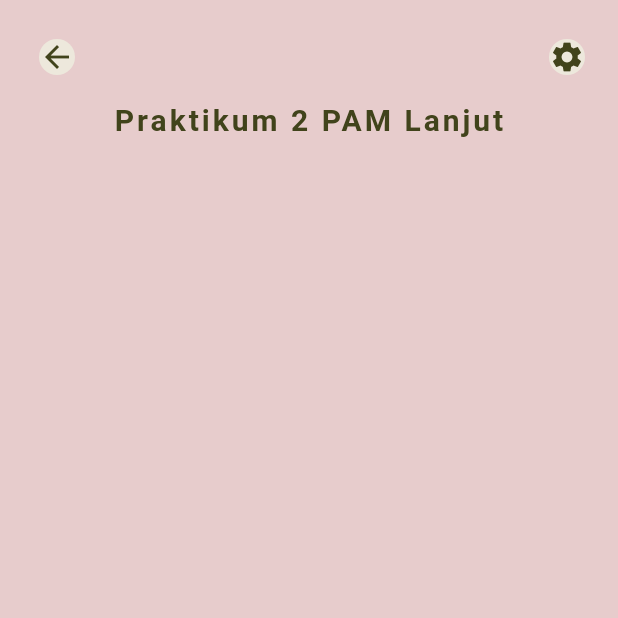
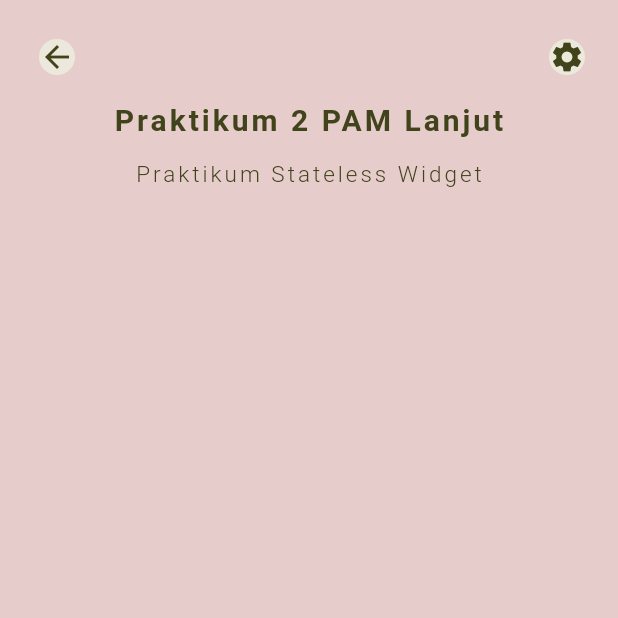
Before and after one commit to lulultfh/Praktikkum2_0209, a Flutter app: the SimpleStateless screen opened directly, on a phone screen of 412 x 824 dp, the top half of it. Run offline on Flutter 3.47's test engine with Material 3 defaults, Android fonts, the phone set to English and light mode, and no system bars.

Commit message:
feat: menambahkan SizedBox dan Text pada body

```diff
--- a/lib/stateless/stateless.dart
+++ b/lib/stateless/stateless.dart
@@ -47,6 +47,16 @@ class SimpleStateless extends StatelessWidget {
               color: const Color(0xff41431B),
             ),
           ),
+          SizedBox(height: 10, width: double.infinity),
+          Text(
+            "Praktikum Stateless Widget",
+            style: TextStyle(
+              letterSpacing: 2,
+              fontSize: 15,
+              fontWeight: FontWeight.w300,
+              color: const Color(0xff41431B),
+            ),
+          ),
         ],
       ),
     );
```
